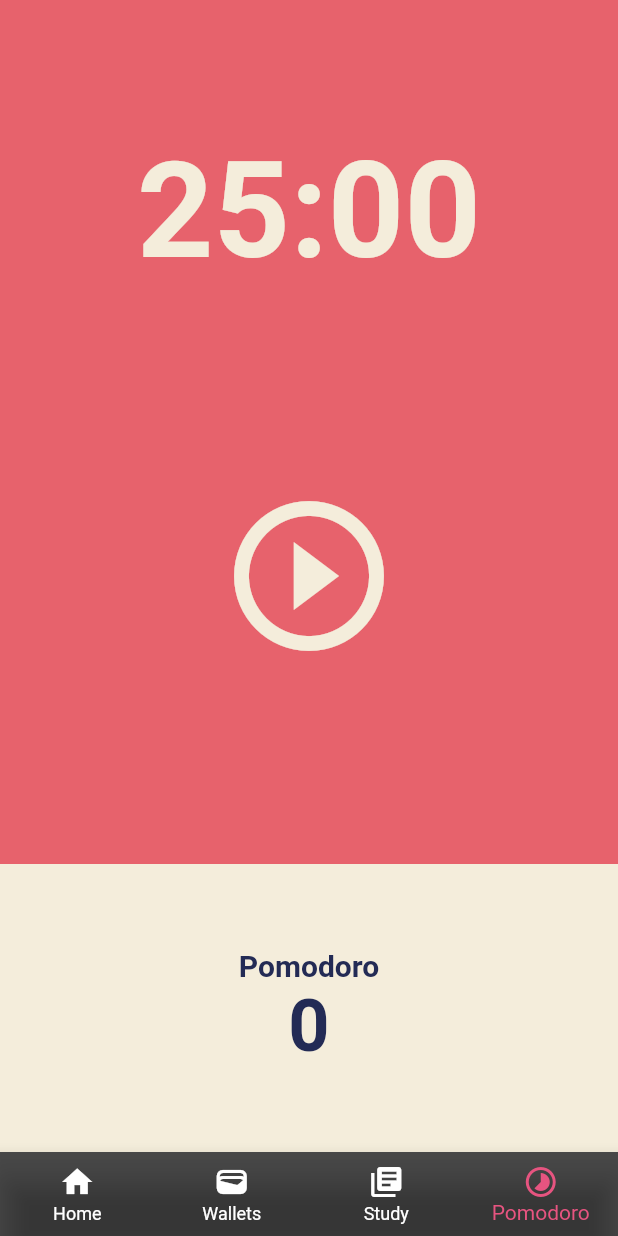
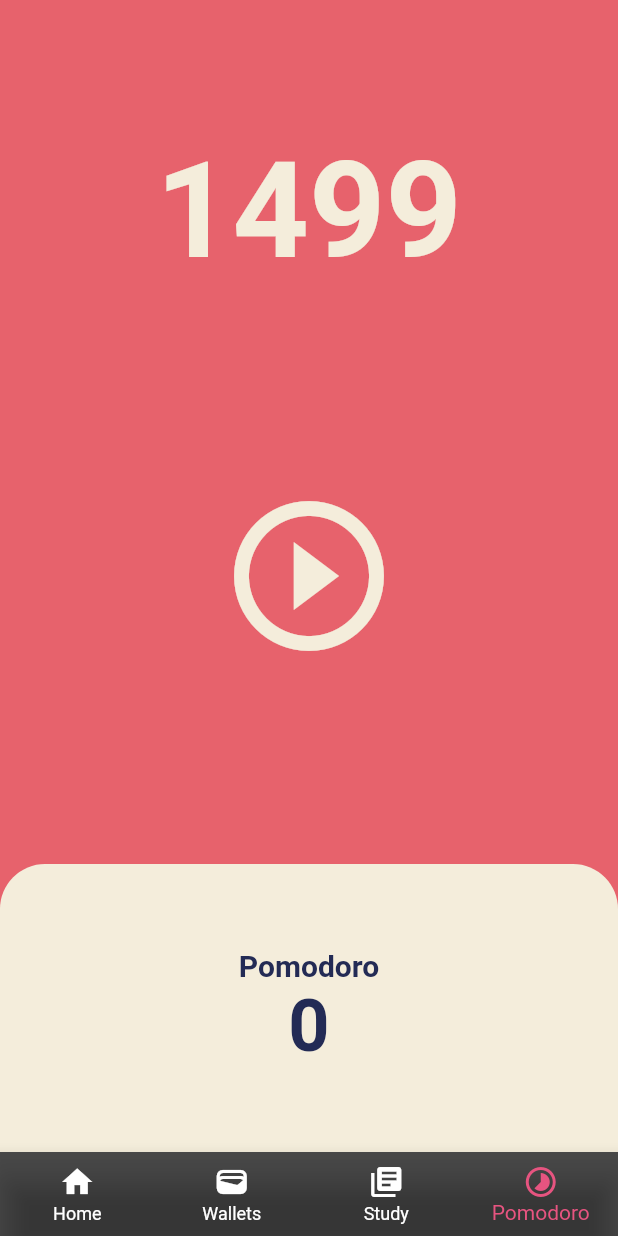
Before and after one commit to GangOn0215/flutter-toonfilx, a Flutter app: the screen it shows after launch, item 4 of the bottom bar chosen, after a tap on the "play circle outline" icon, on a phone screen of 412 x 824 dp. Run offline on Flutter 3.47's test engine with Material 2 defaults, Android fonts, the phone set to English and light mode, and no system bars.

```diff
--- a/lib/screens/pomodoro_screen.dart
+++ b/lib/screens/pomodoro_screen.dart
@@ -1,3 +1,5 @@
+import 'dart:async';
+
 import 'package:flutter/material.dart';
 
 class PomodoroScreen extends StatefulWidget {
@@ -9,10 +11,24 @@ class PomodoroScreen extends StatefulWidget {
 
 class _PomodoroScreenState extends State<PomodoroScreen> {
   final _backgroundColor = const Color(0xFFE7626C);
+  final _textHeadline1 = const Color(0xFF232B55);
+  final _cardColor = const Color(0xFFF4EDDB);
 
-  final _textHeadline1 = const Color(0xFF232B55);
+  int totalSeconds = 1500;
+  late Timer timer;
 
-  final _cardColor = const Color(0xFFF4EDDB);
+  void onTick(Timer timer) {
+    setState(() {
+      totalSeconds -= 1;
+    });
+  }
+
+  void onStartPressed() {
+    timer = Timer.periodic(
+      const Duration(seconds: 1),
+      onTick,
+    );
+  }
 
   @override
   Widget build(BuildContext context) {
@@ -25,11 +41,12 @@ class _PomodoroScreenState extends State<PomodoroScreen> {
             child: Container(
               alignment: Alignment.bottomCenter,
               child: Text(
-                '25:00',
+                '$totalSeconds',
                 style: TextStyle(
                   color: _cardColor,
                   fontSize: 89,
-                    fontWeight: FontWeight.w600),
+                  fontWeight: FontWeight.w600,
+                ),
               ),
             ),
           ),
@@ -43,20 +60,24 @@ class _PomodoroScreenState extends State<PomodoroScreen> {
                   Icons.play_circle_outline_outlined,
                   color: _cardColor,
                 ),
-                onPressed: () {},
+                onPressed: onStartPressed,
               ),
             ),
           ),
           Flexible(
             flex: 1,
+            child: Row(
+              children: [
+                Expanded(
                   child: Container(
                     decoration: BoxDecoration(
                       color: _cardColor,
+                      borderRadius: const BorderRadius.only(
+                        topLeft: Radius.circular(30),
+                        topRight: Radius.circular(30),
                       ),
-              child: Row(
-                mainAxisAlignment: MainAxisAlignment.center,
-                children: [
-                  Column(
+                    ),
+                    child: Column(
                       mainAxisAlignment: MainAxisAlignment.center,
                       children: [
                         Text(
@@ -77,8 +98,9 @@ class _PomodoroScreenState extends State<PomodoroScreen> {
                         ),
                       ],
                     ),
+                  ),
+                ),
               ],
-              ),
             ),
           ),
         ],
```
Lines whose indentation alone changed are shown as unchanged.
